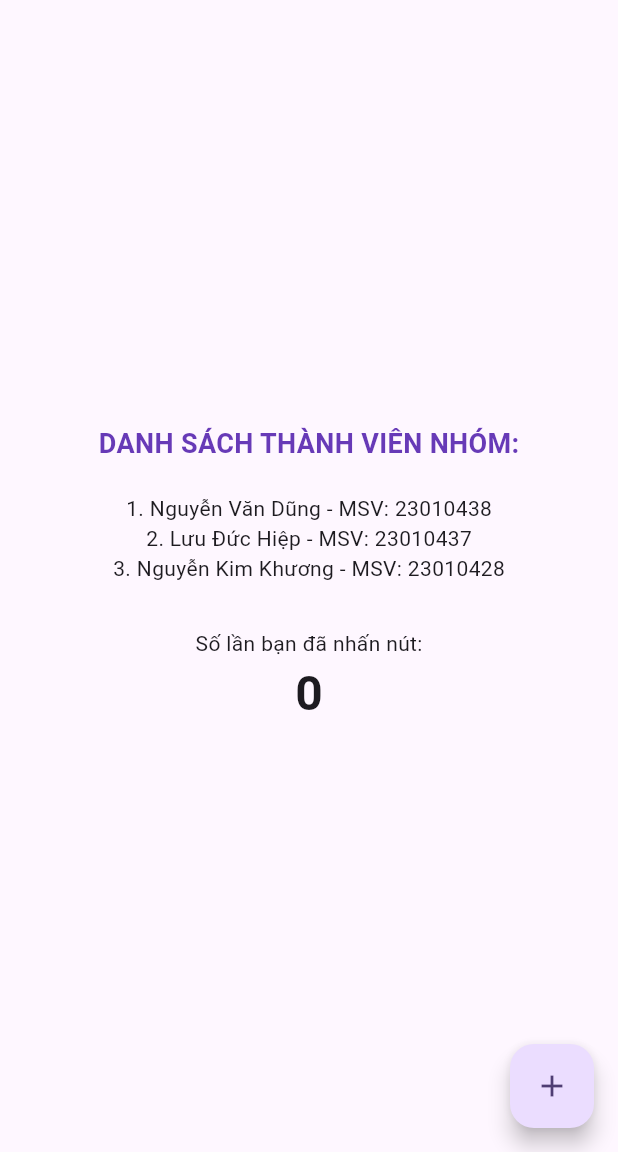
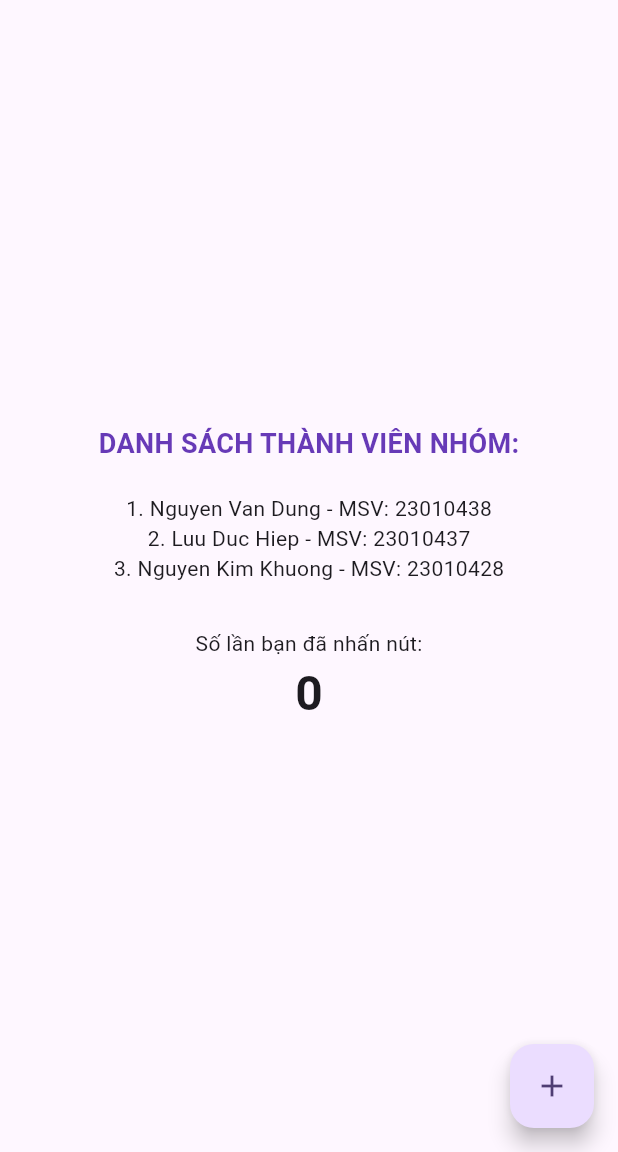
Before and after one commit to hdungx0795/AnNgon_Dung_Hiep_Khuong_N03_1_2026, a Flutter app: the screen it shows after launch, on a phone screen of 412 x 824 dp, the part 84-1236 px from its top. Run offline on Flutter 3.47's test engine with Material 3 defaults, Android fonts, the phone set to English and light mode, and no system bars.

Commit message:
Task week 2

```diff
--- a/lib/main.dart
+++ b/lib/main.dart
@@ -1,4 +1,5 @@
 import 'package:flutter/material.dart';
+import 'models/nguoi_dung.dart';
 
 void main() {
   runApp(const MyApp());
@@ -31,6 +32,29 @@ class MyHomePage extends StatefulWidget {
 
 class _MyHomePageState extends State<MyHomePage> {
   int _counter = 0;
+  final List<NguoiDung> _danhSachNguoiDung = const [
+    NguoiDung(
+      id: '23010438',
+      hoTen: 'Nguyen Van Dung',
+      sdt: '0900000001',
+      diaChi: 'Ha Noi',
+      email: 'dung23010438@example.com',
+    ),
+    NguoiDung(
+      id: '23010437',
+      hoTen: 'Luu Duc Hiep',
+      sdt: '0900000002',
+      diaChi: 'Ha Noi',
+      email: 'hiep23010437@example.com',
+    ),
+    NguoiDung(
+      id: '23010428',
+      hoTen: 'Nguyen Kim Khuong',
+      sdt: '0900000003',
+      diaChi: 'Ha Noi',
+      email: 'khuong23010428@example.com',
+    ),
+  ];
 
   void _incrementCounter() {
     setState(() {
@@ -61,7 +85,7 @@ class _MyHomePageState extends State<MyHomePage> {
           // TRY THIS: Invoke "debug painting" (choose the "Toggle Debug Paint"
           // action in the IDE, or press "p" in the console), to see the
           // wireframe for each widget.
-          mainAxisAlignment: .center,
+          mainAxisAlignment: MainAxisAlignment.center,
           // Tìm đến đoạn này trong code của bạn
           children: <Widget>[
             const Text(
@@ -73,10 +97,11 @@ class _MyHomePageState extends State<MyHomePage> {
               ),
             ),
             const SizedBox(height: 20), // Tạo một khoảng trắng cách ra
-            // Hiển thị thông tin từng người
-            const Text('1. Nguyễn Văn Dũng - MSV: 23010438'),
-            const Text('2. Lưu Đức Hiệp - MSV: 23010437'),
-            const Text('3. Nguyễn Kim Khương - MSV: 23010428'),
+            ..._danhSachNguoiDung.asMap().entries.map((entry) {
+              final index = entry.key + 1;
+              final nguoiDung = entry.value;
+              return Text('$index. ${nguoiDung.hoTen} - MSV: ${nguoiDung.id}');
+            }),
 
             const SizedBox(height: 30), // Khoảng cách trước số đếm
             const Text('Số lần bạn đã nhấn nút:'),
--- /dev/null
+++ b/lib/models/nguoi_dung.dart
@@ -0,0 +1,15 @@
+class NguoiDung {
+  final String id;
+  final String hoTen;
+  final String sdt;
+  final String diaChi;
+  final String email;
+
+  const NguoiDung({
+    required this.id,
+    required this.hoTen,
+    required this.sdt,
+    required this.diaChi,
+    required this.email,
+  });
+}
```
